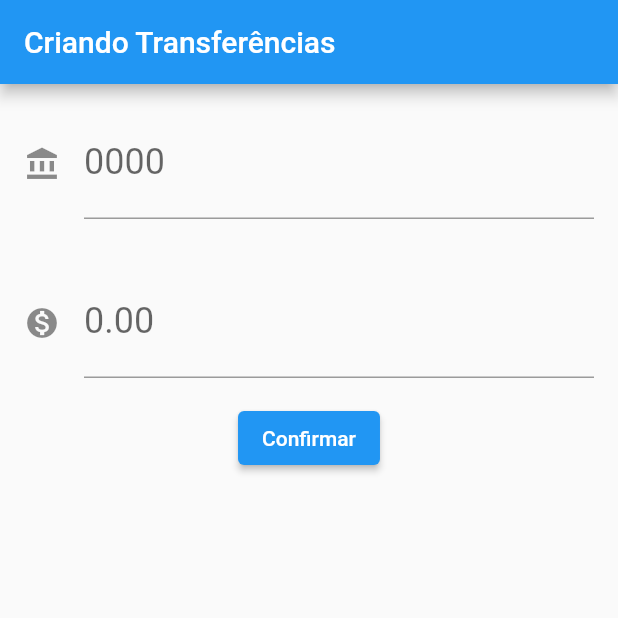
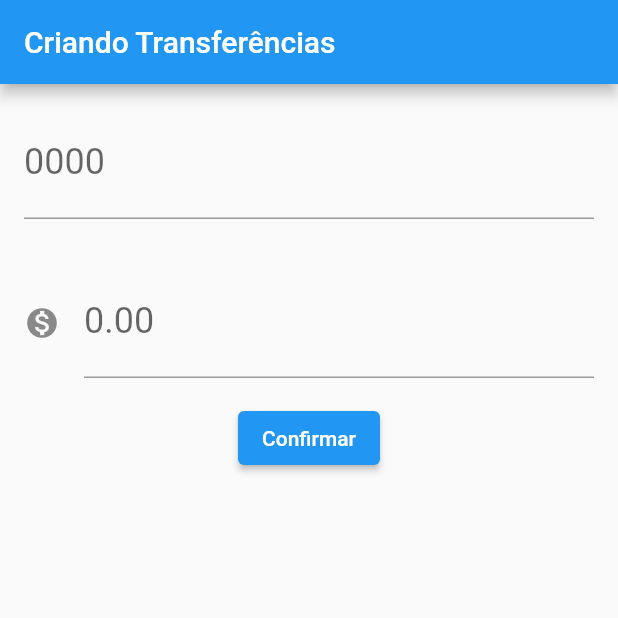
Before and after one commit to Ismael-r-pithan/Flutter-MaterialWidgets, a Flutter app: the screen it shows after launch, on a phone screen of 412 x 824 dp, the top half of it. Run offline on Flutter 3.47's test engine with Material 2 defaults, Android fonts, the phone set to English and light mode, and no system bars.

Commit message:
tornando parametro do icone passivel de valor nulo

```diff
--- a/lib/main.dart
+++ b/lib/main.dart
@@ -26,7 +26,7 @@ class FormularioTransferencia extends StatelessWidget {
       ),
       body: Column(
         children: <Widget>[
-        Editor(controlador: _controladorNumeroConta, rotulo: '0000', dica: 'Numero Conta', icone: Icons.account_balance ),
+        Editor(controlador: _controladorNumeroConta, rotulo: '0000', dica: 'Numero Conta', icone: null ),
           Editor(controlador: _controladorValor, rotulo: '0.00', dica: 'Valor', icone: Icons.monetization_on),
           ElevatedButton(
             child: Text('Confirmar'),
@@ -111,7 +111,7 @@ class Editor extends StatelessWidget {
   final TextEditingController controlador;
   final String rotulo;
   final String dica;
-  final IconData icone;
+  final IconData? icone;
 
   Editor({required this.controlador, required this.rotulo, required this.dica, required this.icone});
 
```
